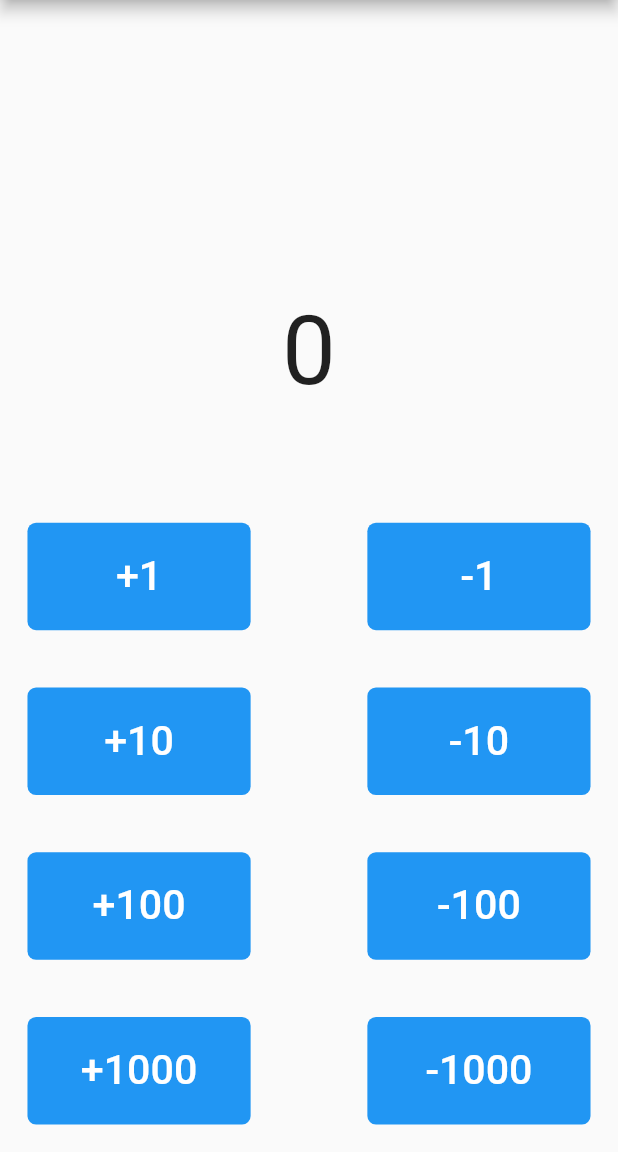
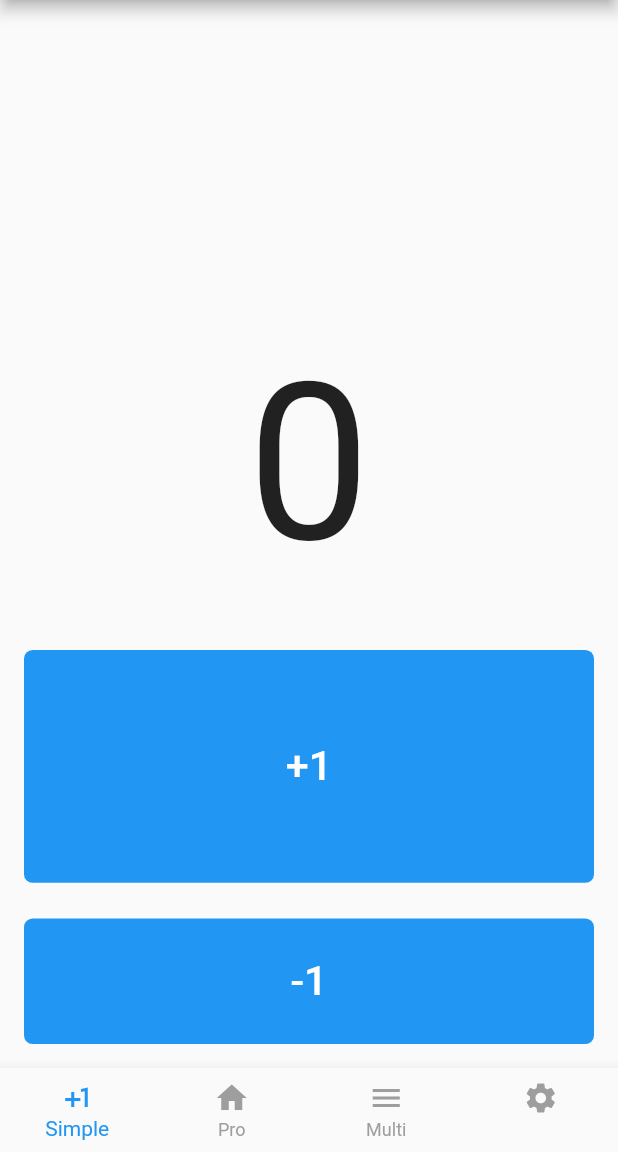
Before and after one commit to Vladushik/counter_pro, a Flutter app: the screen it shows after launch, on a phone screen of 412 x 824 dp, the part 84-1236 px from its top. Run offline on Flutter 3.47's test engine with Material 2 defaults, Android fonts, the phone set to English and light mode, and no system bars; our stand-ins replace flutter_bloc, flutter_screenutil.

Commit message:
Implement bottomNavBar

```diff
--- a/lib/core/widgets/big_button.dart
+++ b/lib/core/widgets/big_button.dart
@@ -13,8 +13,8 @@ class BigButton extends StatelessWidget {
   @override
   Widget build(BuildContext context) {
     return SizedBox(
-      width: 130.w,
-      height: 60.h,
+      width: 140.w,
+      height: 70.h,
       child: ElevatedButton(
         onPressed: onPressed,
         child: Text(
--- a/lib/features/counter/presentation/bloc/counter_bloc.dart
+++ b/lib/features/counter/presentation/bloc/counter_bloc.dart
@@ -15,5 +15,5 @@ class CounterBloc extends Cubit<int> {
   void plusThousand() => emit(state + 1000);
   void minusThousand() => emit(state - 1000);
 
-  void resetCounter() => emit(state - state);
+  void resetCounter() => emit(0);
 }
--- a/lib/features/counter/presentation/pages/counter_page.dart
+++ b/lib/features/counter/presentation/pages/counter_page.dart
@@ -35,83 +35,89 @@ class CounterView extends StatelessWidget {
       ),
       body: SafeArea(
         child: Padding(
-          padding: EdgeInsets.all(16.r),
+          padding: const EdgeInsets.all(16),
           child: Column(
             mainAxisAlignment: MainAxisAlignment.end,
             children: [
               BlocBuilder<CounterBloc, int>(
                 builder: (context, state) {
-                  return Text('$state', style: const TextStyle(fontSize: 64));
+                  return FittedBox(
+                    fit: BoxFit.scaleDown,
+                    child: Text(
+                      '$state',
+                      style: const TextStyle(fontSize: 64),
+                    ),
+                  );
                 },
               ),
-              SizedBox(height: 64.h),
+              SizedBox(height: 32.h),
               Row(
                 mainAxisAlignment: MainAxisAlignment.spaceBetween,
                 children: [
+                  BigButton(
+                    text: '-1',
+                    onPressed: () {
+                      context.read<CounterBloc>().minusOne();
+                    },
+                  ),
                   BigButton(
                     text: '+1',
                     onPressed: () {
                       context.read<CounterBloc>().plusOne();
                     },
                   ),
-                  BigButton(
-                    text: '-1',
-                    onPressed: () {
-                      context.read<CounterBloc>().minusOne();
-                    },
-                  ),
                 ],
               ),
-              SizedBox(height: 32.h),
+              SizedBox(height: 24.h),
               Row(
                 mainAxisAlignment: MainAxisAlignment.spaceBetween,
                 children: [
+                  BigButton(
+                    text: '-10',
+                    onPressed: () {
+                      context.read<CounterBloc>().minusTen();
+                    },
+                  ),
                   BigButton(
                     text: '+10',
                     onPressed: () {
                       context.read<CounterBloc>().plusTen();
                     },
                   ),
-                  BigButton(
-                    text: '-10',
-                    onPressed: () {
-                      context.read<CounterBloc>().minusTen();
-                    },
-                  ),
                 ],
               ),
-              SizedBox(height: 32.h),
+              SizedBox(height: 24.h),
               Row(
                 mainAxisAlignment: MainAxisAlignment.spaceBetween,
                 children: [
+                  BigButton(
+                    text: '-100',
+                    onPressed: () {
+                      context.read<CounterBloc>().minusHundred();
+                    },
+                  ),
                   BigButton(
                     text: '+100',
                     onPressed: () {
                       context.read<CounterBloc>().plusHundred();
                     },
                   ),
-                  BigButton(
-                    text: '-100',
-                    onPressed: () {
-                      context.read<CounterBloc>().minusHundred();
-                    },
-                  ),
                 ],
               ),
-              SizedBox(height: 32.h),
+              SizedBox(height: 24.h),
               Row(
                 mainAxisAlignment: MainAxisAlignment.spaceBetween,
                 children: [
                   BigButton(
+                    text: '-1000',
+                    onPressed: () {
+                      context.read<CounterBloc>().minusThousand();
+                    },
+                  ),
+                  BigButton(
                     text: '+1000',
                     onPressed: () {
                       context.read<CounterBloc>().plusThousand();
-                    },
-                  ),
-                  BigButton(
-                    text: '-1000',
-                    onPressed: () {
-                      context.read<CounterBloc>().minusThousand();
                     },
                   ),
                 ],
--- /dev/null
+++ b/lib/features/counter_simple/presentation/bloc/simple_counter_bloc.dart
@@ -0,0 +1,10 @@
+import 'package:flutter_bloc/flutter_bloc.dart';
+
+class SimpleCounterBloc extends Cubit<int> {
+  SimpleCounterBloc() : super(0);
+
+  void plusOne() => emit(state + 1);
+  void minusOne() => emit(state - 1);
+
+  void resetCounter() => emit(0);
+}
--- /dev/null
+++ b/lib/features/counter_simple/presentation/pages/simple_counter_page.dart
@@ -0,0 +1,84 @@
+import 'package:counter_pro/core/widgets/big_button.dart';
+import 'package:counter_pro/features/counter_simple/presentation/bloc/simple_counter_bloc.dart';
+import 'package:flutter/material.dart';
+import 'package:flutter_bloc/flutter_bloc.dart';
+import 'package:flutter_screenutil/flutter_screenutil.dart';
+
+class SimpleCounterPage extends StatelessWidget {
+  const SimpleCounterPage({Key? key}) : super(key: key);
+
+  @override
+  Widget build(BuildContext context) {
+    return BlocProvider(
+      create: (_) => SimpleCounterBloc(),
+      child: const SimpleCounterView(),
+    );
+  }
+}
+
+class SimpleCounterView extends StatelessWidget {
+  const SimpleCounterView({Key? key}) : super(key: key);
+
+  @override
+  Widget build(BuildContext context) {
+    return Scaffold(
+      appBar: AppBar(
+        title: const Text('CounterPro'),
+        actions: [
+          IconButton(
+            icon: const Icon(Icons.refresh),
+            onPressed: () {
+              context.read<SimpleCounterBloc>().resetCounter();
+            },
+          ),
+        ],
+      ),
+      body: SafeArea(
+        child: Padding(
+          padding: const EdgeInsets.all(16),
+          child: Column(
+            mainAxisAlignment: MainAxisAlignment.end,
+            children: [
+              BlocBuilder<SimpleCounterBloc, int>(
+                builder: (context, state) {
+                  return FittedBox(
+                    fit: BoxFit.scaleDown,
+                    child: Text(
+                      '$state',
+                      style: TextStyle(fontSize: 128.sp),
+                    ),
+                  );
+                },
+              ),
+              SizedBox(height: 32.h),
+              Column(
+                children: [
+                  SizedBox(
+                    height: 130.h,
+                    width: double.infinity,
+                    child: BigButton(
+                      text: '+1',
+                      onPressed: () {
+                        context.read<SimpleCounterBloc>().plusOne();
+                      },
+                    ),
+                  ),
+                  SizedBox(height: 20.h),
+                  SizedBox(
+                    width: double.infinity,
+                    child: BigButton(
+                      text: '-1',
+                      onPressed: () {
+                        context.read<SimpleCounterBloc>().minusOne();
+                      },
+                    ),
+                  ),
+                ],
+              ),
+            ],
+          ),
+        ),
+      ),
+    );
+  }
+}
--- a/lib/main.dart
+++ b/lib/main.dart
@@ -1,8 +1,9 @@
-import 'package:counter_pro/features/counter/presentation/pages/counter_page.dart';
+import 'package:counter_pro/features/counter_simple/presentation/pages/simple_counter_page.dart';
 import 'package:flutter/material.dart';
 import 'package:flutter_screenutil/flutter_screenutil.dart';
 
 import 'core/app_themes.dart';
+import 'features/counter/presentation/pages/counter_page.dart';
 
 void main() {
   runApp(const MyApp());
@@ -20,9 +21,54 @@ class MyApp extends StatelessWidget {
         themeMode: ThemeMode.system,
         theme: AppThemes.lightTheme,
         darkTheme: AppThemes.darkTheme,
-        home: const CounterPage(),
+        home: const HomePage(),
       ),
       designSize: const Size(360, 690),
     );
   }
 }
+
+class HomePage extends StatefulWidget {
+  const HomePage({Key? key}) : super(key: key);
+
+  @override
+  State<HomePage> createState() => _HomePageState();
+}
+
+class _HomePageState extends State<HomePage> {
+  int _selectedIndex = 0;
+
+  void _onItemTapped(int index) {
+    setState(() {
+      _selectedIndex = index;
+    });
+  }
+
+  @override
+  Widget build(BuildContext context) {
+    return Scaffold(
+      body: IndexedStack(
+        index: _selectedIndex,
+        children: const [
+          SimpleCounterPage(),
+          CounterPage(),
+          Center(child: Text('In progress')),
+          Center(child: Text('In progress')),
+        ],
+      ),
+      bottomNavigationBar: BottomNavigationBar(
+        type: BottomNavigationBarType.fixed,
+        items: const <BottomNavigationBarItem>[
+          BottomNavigationBarItem(icon: Icon(Icons.plus_one), label: 'Simple'),
+          BottomNavigationBarItem(icon: Icon(Icons.home), label: 'Pro'),
+          BottomNavigationBarItem(icon: Icon(Icons.menu), label: 'Multi'),
+          BottomNavigationBarItem(icon: Icon(Icons.settings), label: ''),
+        ],
+        currentIndex: _selectedIndex,
+        selectedItemColor: Colors.blue,
+        unselectedItemColor: Colors.grey,
+        onTap: _onItemTapped,
+      ),
+    );
+  }
+}
--- a/pubspec.yaml
+++ b/pubspec.yaml
@@ -14,9 +14,6 @@ dependencies:
   cupertino_icons: ^1.0.2
 
   flutter_screenutil: 5.0.0+2
-
-
-
   flutter_bloc: ^8.0.1
 
   #get_it: ^7.2.0
```
Also changed, not shown: lib/features/counter_simple/presentation/widgets/counter_button.dart (added), 2 other files.
